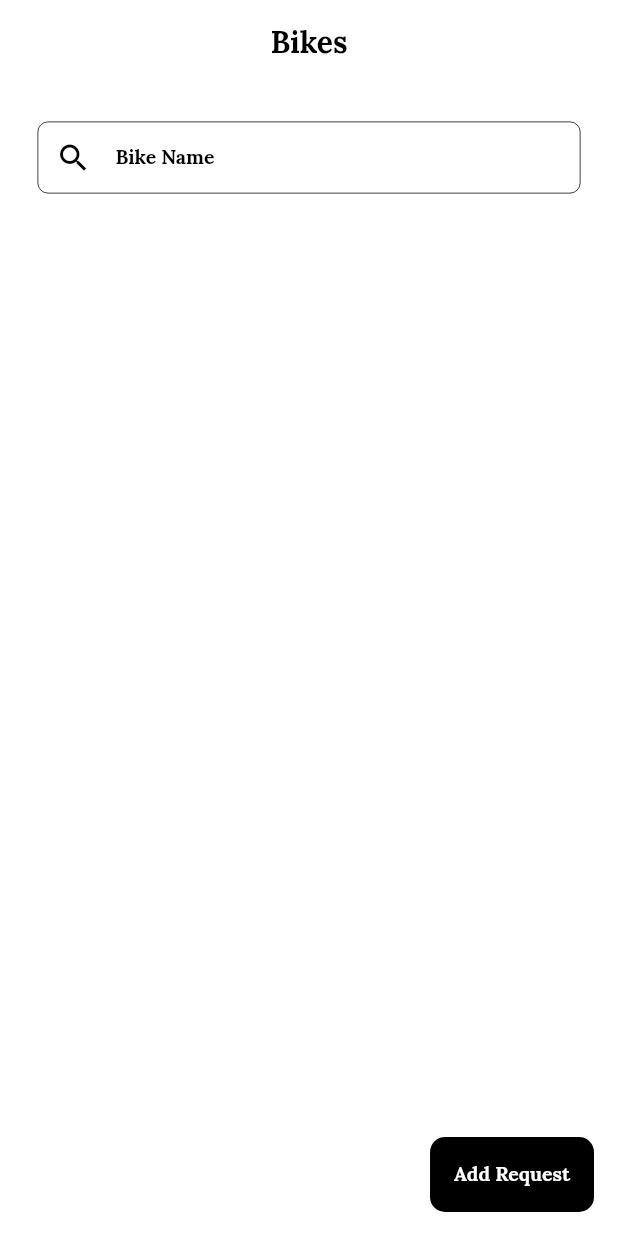
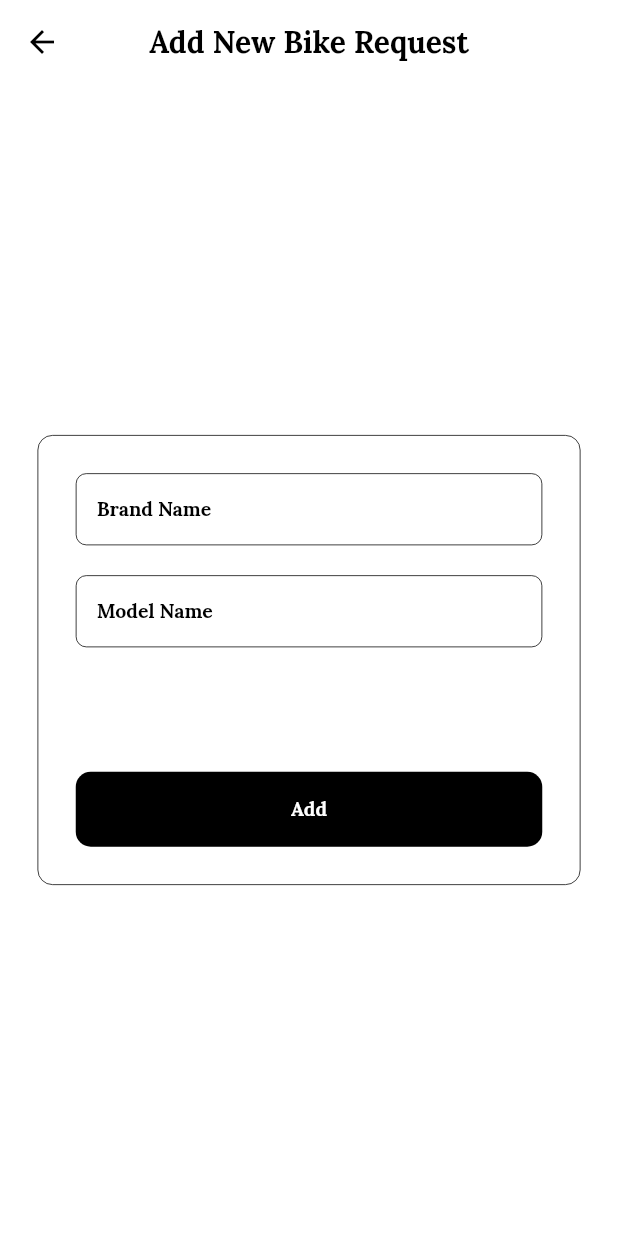
Before and after one commit to Neloy-SWE/Bike-Hub, a Flutter app: the HomePageScreen screen opened directly, after a tap on "Add Request", on a phone screen of 412 x 824 dp. Run offline on Flutter 3.47's test engine with Material 3 defaults, Android fonts, the phone set to English and light mode, and no system bars; network calls fail.

```diff
--- a/lib/main.dart
+++ b/lib/main.dart
@@ -17,11 +17,14 @@ class MyApp extends StatelessWidget {
 
   @override
   Widget build(BuildContext context) {
-    return MaterialApp(
-      debugShowCheckedModeBanner: false,
-      theme: AppTheme.get,
-      title: AppStrings.appTitle,
-      home: const SplashScreen(),
+    return GestureDetector(
+      onTap: () => FocusManager.instance.primaryFocus?.unfocus(),
+      child: MaterialApp(
+        debugShowCheckedModeBanner: false,
+        theme: AppTheme.get,
+        title: AppStrings.appTitle,
+        home: const SplashScreen(),
+      ),
     );
   }
 }
--- a/lib/network/constant/constant_paths.dart
+++ b/lib/network/constant/constant_paths.dart
@@ -8,4 +8,5 @@ class ConstantPaths{
   static const String prefix = "api/yourBike/";
   static const String getAllBikes = "${prefix}GetAllBikes";
   static const String getSingleBike = "${prefix}GetSingleBike";
+  static const String addNewBikeRequest = "${prefix}AddNewBikeRequest";
 }
--- a/lib/view/screens/screen_home_page.dart
+++ b/lib/view/screens/screen_home_page.dart
@@ -7,6 +7,7 @@ import 'dart:convert';
 
 import 'package:bike_hub/managers/manager_bike_list.dart';
 import 'package:bike_hub/network/models/model_bike.dart';
+import 'package:bike_hub/view/screens/scrren_add_new_bike_request.dart';
 import 'package:bike_hub/view/utilities/values/app_image_path.dart';
 import 'package:flutter/material.dart';
 import 'package:flutter/services.dart';
@@ -69,11 +70,11 @@ class _HomePageScreenState extends State<HomePageScreen> {
             ),
           ),
           onPressed: () {
-            // Navigator.of(context).push(
-            //   MaterialPageRoute(
-            //     builder: (builder) => const AddBike(),
-            //   ),
-            // );
+            Navigator.of(context).push(
+              MaterialPageRoute(
+                builder: (builder) => const AddNewBikeRequestScreen(),
+              ),
+            );
           },
           color: Colors.black,
           child: Text(
--- /dev/null
+++ b/lib/view/screens/scrren_add_new_bike_request.dart
@@ -0,0 +1,131 @@
+/*
+* Created by Neloy on 21 January, 2025.
+* Email: taufiqneloy.swe@gmail.com
+*/
+
+import 'package:bike_hub/managers/manager_add_new_bike_request.dart';
+import 'package:bike_hub/view/utilities/values/app_strings.dart';
+import 'package:flutter/material.dart';
+
+import '../utilities/components/custom_text_field.dart';
+import '../utilities/values/app_size.dart';
+
+class AddNewBikeRequestScreen extends StatefulWidget {
+  const AddNewBikeRequestScreen({super.key});
+
+  @override
+  State<AddNewBikeRequestScreen> createState() =>
+      _AddNewBikeRequestScreenState();
+}
+
+class _AddNewBikeRequestScreenState extends State<AddNewBikeRequestScreen> {
+  final _addNewBikeRequestKey = GlobalKey<FormState>();
+  TextEditingController brandNameController = TextEditingController();
+  TextEditingController modelNameController = TextEditingController();
+
+  @override
+  void dispose() {
+    brandNameController.dispose();
+    modelNameController.dispose();
+    super.dispose();
+  }
+
+  @override
+  Widget build(BuildContext context) {
+    return Scaffold(
+      appBar: AppBar(
+        title: const Text(AppStrings.addNewBikeRequest),
+      ),
+      body: Padding(
+        padding: const EdgeInsets.all(25),
+        child: Center(
+          child: Container(
+            height: 300,
+            alignment: Alignment.center,
+            padding: const EdgeInsets.all(25),
+            decoration: BoxDecoration(
+              color: Colors.white,
+              border: Border.all(color: Colors.black, width: 0.5),
+              borderRadius: BorderRadius.circular(
+                10,
+              ),
+            ),
+            child: Column(
+              mainAxisAlignment: MainAxisAlignment.spaceBetween,
+              children: [
+                Form(
+                  key: _addNewBikeRequestKey,
+                  child: Column(
+                    children: [
+                      // brand name
+                      CustomTextField.get(
+                        context: context,
+                        controller: brandNameController,
+                        textInputType: TextInputType.text,
+                        textInputAction: TextInputAction.next,
+                        label: AppStrings.brandName,
+                        hint: AppStrings.brandNameExample,
+                        validatorFunction: (value) {
+                          if (value!.isNotEmpty) {
+                            return null;
+                          } else {
+                            return AppStrings.emptyField;
+                          }
+                        },
+                      ),
+                      AppSize.gapH20,
+
+                      // model
+                      CustomTextField.get(
+                        context: context,
+                        controller: modelNameController,
+                        textInputType: TextInputType.text,
+                        textInputAction: TextInputAction.done,
+                        label: AppStrings.modelName,
+                        hint: AppStrings.bikeNameExample,
+                        validatorFunction: (value) {
+                          if (value!.isNotEmpty) {
+                            return null;
+                          } else {
+                            return AppStrings.emptyField;
+                          }
+                        },
+                      ),
+                    ],
+                  ),
+                ),
+                SizedBox(
+                  width: double.infinity,
+                  height: 50,
+                  child: MaterialButton(
+                    elevation: 0,
+                    shape: RoundedRectangleBorder(
+                      borderRadius: BorderRadius.circular(
+                        10,
+                      ),
+                    ),
+                    onPressed: () {
+                      if (_addNewBikeRequestKey.currentState!.validate()) {
+                        FocusManager.instance.primaryFocus?.unfocus();
+                        AddNewBikeRequestManager.getInstance(
+                          context: context,
+                          brand: brandNameController.text,
+                          model: modelNameController.text,
+                        ).connection();
+                      }
+                    },
+                    color: Colors.black,
+                    child: Text(
+                      AppStrings.add,
+                      style: Theme.of(context).textTheme.titleLarge,
+                    ),
+                  ),
+                ),
+              ],
+            ),
+          ),
+        ),
+      ),
+    );
+  }
+}
--- a/lib/view/utilities/values/app_strings.dart
+++ b/lib/view/utilities/values/app_strings.dart
@@ -17,6 +17,7 @@ class AppStrings {
   static const String selectCC = "Select CC";
   static const String bikeDetails = "Bike Details";
   static const String name = "Name";
+  static const String modelName = "Model Name";
   static const String phone = "Phone";
   static const String phoneHint = "015.....";
   static const String password = "Password";
```
